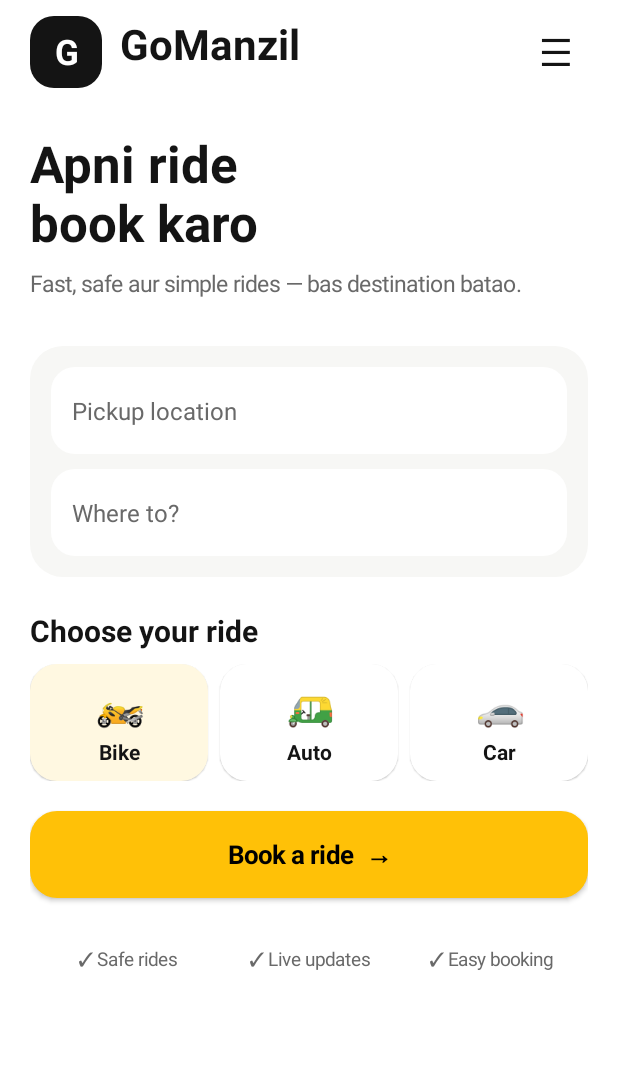
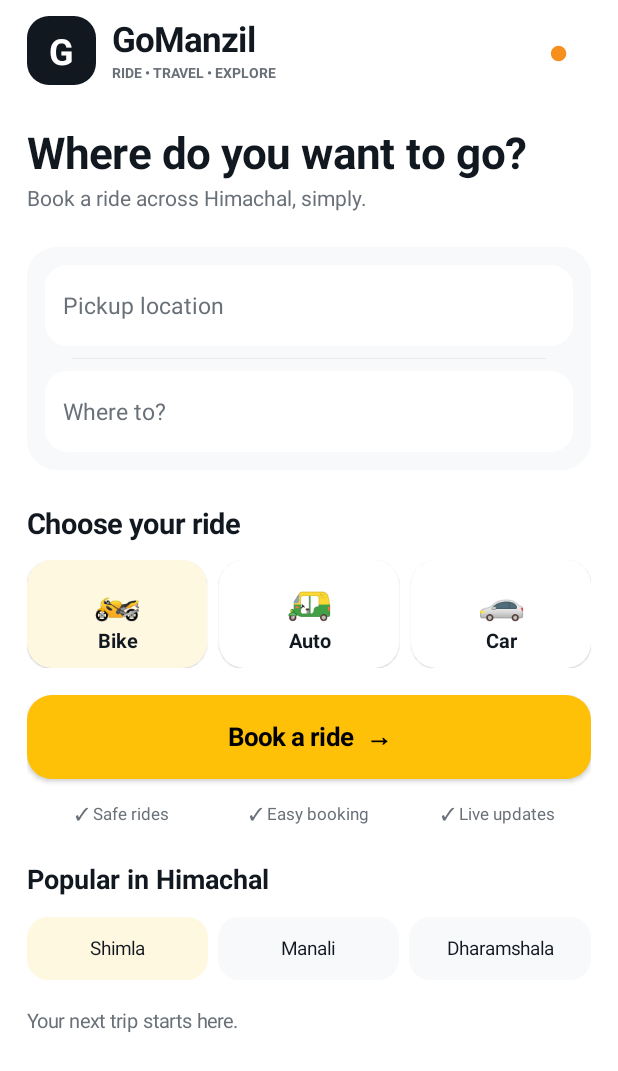
Before and after one commit to gomaziLapp/GoManzil, an Android app: the screen it shows after launch (MainActivity), on a phone screen of 412 x 824 dp. Shown: the top 1071 px of the screen. Run offline under Robolectric (Android 15) with nearby library versions, the light colour scheme and no system bars.

Commit message:
Polish GoManzil rider home screen

```diff
--- a/app/src/main/java/com/gomanzil/app/MainActivity.kt
+++ b/app/src/main/java/com/gomanzil/app/MainActivity.kt
@@ -2,6 +2,7 @@ package com.gomanzil.app
 
 import android.graphics.Color
 import android.graphics.Typeface
+import android.graphics.drawable.GradientDrawable
 import android.os.Bundle
 import android.view.Gravity
 import android.view.View
@@ -9,24 +10,28 @@ import android.widget.*
 import androidx.appcompat.app.AppCompatActivity
 
 class MainActivity : AppCompatActivity() {
-    private val dark = Color.rgb(20, 20, 20)
-    private val muted = Color.rgb(105, 105, 105)
-    private val soft = Color.rgb(247, 247, 245)
-    private val accent = Color.rgb(255, 193, 7)
+    private val ink = Color.rgb(18, 24, 32)
+    private val muted = Color.rgb(105, 112, 120)
+    private val line = Color.rgb(232, 235, 238)
+    private val soft = Color.rgb(248, 249, 250)
+    private val yellow = Color.rgb(255, 193, 7)
+    private val orange = Color.rgb(246, 143, 30)
 
     private fun dp(v: Int) = (v * resources.displayMetrics.density).toInt()
 
-    private fun card(background: Int, radius: Float = 22f) = android.graphics.drawable.GradientDrawable().apply {
-        setColor(background)
-        cornerRadius = dp(radius.toInt()).toFloat()
+    private fun bg(color: Int, radius: Int = 18) = GradientDrawable().apply {
+        setColor(color)
+        cornerRadius = dp(radius).toFloat()
     }
 
-    private fun text(value: String, size: Float, color: Int = dark, bold: Boolean = false) = TextView(this).apply {
+    private fun label(value: String, size: Float, color: Int = ink, bold: Boolean = false) = TextView(this).apply {
         text = value
         textSize = size
         setTextColor(color)
-        typeface = if (bold) Typeface.create("sans", Typeface.BOLD) else Typeface.create("sans", Typeface.NORMAL)
+        typeface = Typeface.create("sans", if (bold) Typeface.BOLD else Typeface.NORMAL)
     }
+
+    private fun divider() = View(this).apply { setBackgroundColor(line) }
 
     override fun onCreate(savedInstanceState: Bundle?) {
         super.onCreate(savedInstanceState)
@@ -34,104 +39,141 @@ class MainActivity : AppCompatActivity() {
         window.navigationBarColor = Color.WHITE
         window.decorView.systemUiVisibility = View.SYSTEM_UI_FLAG_LIGHT_STATUS_BAR
 
-        val scroll = ScrollView(this).apply { setBackgroundColor(Color.WHITE) }
+        val scroll = ScrollView(this).apply { setBackgroundColor(Color.WHITE); isFillViewport = true }
         val root = LinearLayout(this).apply {
             orientation = LinearLayout.VERTICAL
-            setPadding(dp(20), dp(10), dp(20), dp(30))
+            setPadding(dp(18), dp(10), dp(18), dp(24))
         }
         scroll.addView(root)
 
-        // Brand header
-        val header = LinearLayout(this).apply { orientation = LinearLayout.HORIZONTAL; gravity = Gravity.CENTER_VERTICAL }
-        val logo = TextView(this).apply {
+        // Header
+        val header = LinearLayout(this).apply { gravity = Gravity.CENTER_VERTICAL }
+        val mark = TextView(this).apply {
             text = "G"
-            textSize = 23f
+            textSize = 24f
             gravity = Gravity.CENTER
             setTextColor(Color.WHITE)
             typeface = Typeface.DEFAULT_BOLD
-            background = card(dark, 16f)
+            background = bg(ink, 15)
         }
-        header.addView(logo, LinearLayout.LayoutParams(dp(48), dp(48)))
-        val brand = text("GoManzil", 28f, dark, true).apply { setPadding(dp(12), 0, 0, 0) }
-        header.addView(brand, LinearLayout.LayoutParams(0, dp(50), 1f))
-        val menu = text("☰", 25f, dark).apply { gravity = Gravity.CENTER }
-        header.addView(menu, LinearLayout.LayoutParams(dp(44), dp(48)))
+        header.addView(mark, LinearLayout.LayoutParams(dp(46), dp(46)))
+        val brandBox = LinearLayout(this).apply { orientation = LinearLayout.VERTICAL; setPadding(dp(11), 0, 0, 0) }
+        brandBox.addView(label("GoManzil", 23f, ink, true))
+        brandBox.addView(label("RIDE • TRAVEL • EXPLORE", 9.5f, muted, true), LinearLayout.LayoutParams(-1, dp(18)))
+        header.addView(brandBox, LinearLayout.LayoutParams(0, dp(48), 1f))
+        val profile = TextView(this).apply {
+            text = "●"
+            textSize = 23f
+            gravity = Gravity.CENTER
+            setTextColor(orange)
+            contentDescription = "Profile"
+        }
+        header.addView(profile, LinearLayout.LayoutParams(dp(44), dp(46)))
         root.addView(header)
 
-        val welcome = text("Apni ride\nbook karo", 34f, dark, true).apply { setPadding(0, dp(26), 0, dp(8)) }
-        root.addView(welcome)
-        root.addView(text("Fast, safe aur simple rides — bas destination batao.", 15f, muted), LinearLayout.LayoutParams(-1, dp(34)))
+        root.addView(label("Where do you want to go?", 29f, ink, true), LinearLayout.LayoutParams(-1, dp(40)).apply { topMargin = dp(24) })
+        root.addView(label("Book a ride across Himachal, simply.", 14f, muted), LinearLayout.LayoutParams(-1, dp(25)))
 
-        // Booking panel
-        val booking = LinearLayout(this).apply {
+        // Location card
+        val locationCard = LinearLayout(this).apply {
             orientation = LinearLayout.VERTICAL
-            setPadding(dp(14), dp(14), dp(14), dp(14))
-            background = card(soft, 22f)
+            setPadding(dp(12), dp(12), dp(12), dp(12))
+            background = bg(soft, 20)
         }
-        fun field(hint: String, marker: String): EditText = EditText(this).apply {
+        fun locationField(hint: String, icon: String): EditText = EditText(this).apply {
             this.hint = hint
-            textSize = 16f
-            setTextColor(dark)
+            textSize = 15.5f
+            setTextColor(ink)
             setHintTextColor(muted)
             setSingleLine(true)
-            setPadding(dp(14), 0, dp(10), 0)
-            background = card(Color.WHITE, 16f)
+            setPadding(dp(12), 0, dp(10), 0)
+            background = bg(Color.WHITE, 15)
             compoundDrawablePadding = dp(8)
             contentDescription = hint
         }
-        val pickup = field("Pickup location", "●")
-        val drop = field("Where to?", "●")
-        booking.addView(pickup, LinearLayout.LayoutParams(-1, dp(58)).apply { bottomMargin = dp(10) })
-        booking.addView(drop, LinearLayout.LayoutParams(-1, dp(58)))
-        root.addView(booking, LinearLayout.LayoutParams(-1, -2).apply { topMargin = dp(18); bottomMargin = dp(22) })
+        val pickup = locationField("Pickup location", "●")
+        val drop = locationField("Where to?", "●")
+        locationCard.addView(pickup, LinearLayout.LayoutParams(-1, dp(54)))
+        locationCard.addView(divider(), LinearLayout.LayoutParams(-1, 1).apply { topMargin = dp(8); bottomMargin = dp(8); leftMargin = dp(18); rightMargin = dp(18) })
+        locationCard.addView(drop, LinearLayout.LayoutParams(-1, dp(54)))
+        root.addView(locationCard, LinearLayout.LayoutParams(-1, -2).apply { topMargin = dp(18) })
 
-        root.addView(text("Choose your ride", 20f, dark, true), LinearLayout.LayoutParams(-1, dp(36)))
-
-        val vehicles = LinearLayout(this).apply { orientation = LinearLayout.HORIZONTAL }
+        // Ride choices
+        root.addView(label("Choose your ride", 19f, ink, true), LinearLayout.LayoutParams(-1, dp(30)).apply { topMargin = dp(22) })
+        val rides = LinearLayout(this).apply { orientation = LinearLayout.HORIZONTAL }
         val names = listOf("Bike", "Auto", "Car")
-        val icons = listOf("🏍️", "🛺", "🚗")
+        val icons = listOf("🏍", "🛺", "🚗")
+        val cards = mutableListOf<LinearLayout>()
+        var selected = 0
         names.forEachIndexed { i, name ->
-            val v = LinearLayout(this).apply {
+            val card = LinearLayout(this).apply {
                 orientation = LinearLayout.VERTICAL
                 gravity = Gravity.CENTER
-                setPadding(dp(4), dp(8), dp(4), dp(7))
-                background = card(if (i == 0) Color.rgb(255, 248, 225) else Color.WHITE, 18f)
+                setPadding(dp(4), dp(7), dp(4), dp(6))
+                background = bg(if (i == 0) Color.rgb(255, 248, 225) else Color.WHITE, 17)
                 elevation = dp(1).toFloat()
+                isClickable = true
             }
-            v.addView(text(icons[i], 27f).apply { gravity = Gravity.CENTER }, LinearLayout.LayoutParams(-1, dp(38)))
-            v.addView(text(name, 14f, dark, true).apply { gravity = Gravity.CENTER }, LinearLayout.LayoutParams(-1, dp(27)))
-            vehicles.addView(v, LinearLayout.LayoutParams(0, dp(78), 1f).apply { marginEnd = if (i < 2) dp(8) else 0 })
+            card.addView(label(icons[i], 26f).apply { gravity = Gravity.CENTER }, LinearLayout.LayoutParams(-1, dp(35)))
+            card.addView(label(name, 13.5f, ink, true).apply { gravity = Gravity.CENTER }, LinearLayout.LayoutParams(-1, dp(23)))
+            card.setOnClickListener {
+                selected = i
+                cards.forEachIndexed { index, c -> c.background = bg(if (index == selected) Color.rgb(255, 248, 225) else Color.WHITE, 17) }
+            }
+            cards.add(card)
+            rides.addView(card, LinearLayout.LayoutParams(0, dp(72), 1f).apply { marginEnd = if (i < 2) dp(8) else 0 })
         }
-        root.addView(vehicles)
+        root.addView(rides, LinearLayout.LayoutParams(-1, dp(72)).apply { topMargin = dp(8) })
 
+        // Booking button
         val book = Button(this).apply {
             text = "Book a ride  →"
             textSize = 17f
+            isAllCaps = false
             setTextColor(Color.BLACK)
             typeface = Typeface.DEFAULT_BOLD
-            isAllCaps = false
-            background = card(accent, 18f)
+            background = bg(yellow, 17)
             elevation = dp(2).toFloat()
             setOnClickListener {
                 if (pickup.text.isNullOrBlank() || drop.text.isNullOrBlank()) {
                     Toast.makeText(context, "Pickup aur destination enter karo", Toast.LENGTH_SHORT).show()
                 } else {
-                    Toast.makeText(context, "Ride request received", Toast.LENGTH_SHORT).show()
+                    Toast.makeText(context, "${names[selected]} ride request ready", Toast.LENGTH_SHORT).show()
                 }
             }
         }
-        root.addView(book, LinearLayout.LayoutParams(-1, dp(58)).apply { topMargin = dp(20); bottomMargin = dp(18) })
+        root.addView(book, LinearLayout.LayoutParams(-1, dp(56)).apply { topMargin = dp(18) })
 
-        val features = LinearLayout(this).apply {
+        // Trust strip
+        val trust = LinearLayout(this).apply {
             orientation = LinearLayout.HORIZONTAL
             gravity = Gravity.CENTER
-            setPadding(dp(4), dp(8), dp(4), 0)
+            setPadding(0, dp(10), 0, 0)
         }
-        listOf("✓ Safe rides", "✓ Live updates", "✓ Easy booking").forEachIndexed { i, item ->
-            features.addView(text(item, 12.5f, muted).apply { gravity = Gravity.CENTER }, LinearLayout.LayoutParams(0, dp(30), 1f))
+        listOf("✓ Safe rides", "✓ Easy booking", "✓ Live updates").forEach { item ->
+            trust.addView(label(item, 11.5f, muted).apply { gravity = Gravity.CENTER }, LinearLayout.LayoutParams(0, dp(26), 1f))
         }
-        root.addView(features)
+        root.addView(trust)
 
+        // Popular places
+        root.addView(label("Popular in Himachal", 18f, ink, true), LinearLayout.LayoutParams(-1, dp(30)).apply { topMargin = dp(18) })
+        val places = LinearLayout(this).apply { orientation = LinearLayout.HORIZONTAL }
+        listOf("Shimla", "Manali", "Dharamshala").forEachIndexed { i, place ->
+            val p = TextView(this).apply {
+                text = place
+                textSize = 12.5f
+                gravity = Gravity.CENTER
+                setTextColor(ink)
+                background = bg(if (i == 0) Color.rgb(255, 248, 225) else soft, 14)
+                setPadding(dp(8), 0, dp(8), 0)
+                isClickable = true
+                setOnClickListener { drop.setText(place) }
+            }
+            places.addView(p, LinearLayout.LayoutParams(0, dp(42), 1f).apply { marginEnd = if (i < 2) dp(7) else 0 })
+        }
+        root.addView(places, LinearLayout.LayoutParams(-1, dp(42)).apply { topMargin = dp(8) })
+
+        root.addView(label("Your next trip starts here.", 13f, muted), LinearLayout.LayoutParams(-1, dp(24)).apply { topMargin = dp(18) })
         setContentView(scroll)
     }
 }
```
